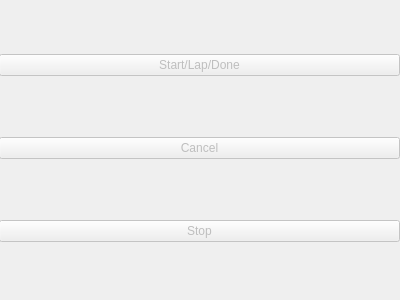
Qt form GUI/UIs/cronometro.ui (Drahness/Parkingson) before a commit.
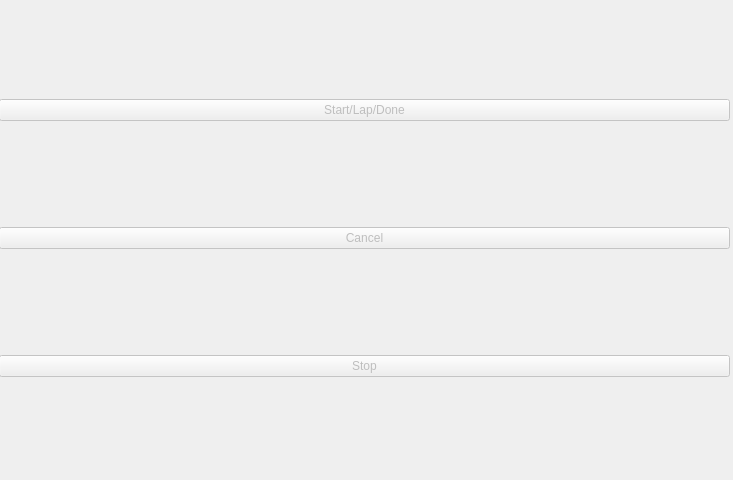
The same form after that commit.

Patch:
```diff
--- a/GUI/UIs/cronometro.ui
+++ b/GUI/UIs/cronometro.ui
@@ -9,12 +9,12 @@
    <rect>
     <x>0</x>
     <y>0</y>
-    <width>400</width>
-    <height>300</height>
+    <width>733</width>
+    <height>480</height>
    </rect>
   </property>
   <property name="sizePolicy">
-   <sizepolicy hsizetype="Expanding" vsizetype="Expanding">
+   <sizepolicy hsizetype="Fixed" vsizetype="Expanding">
     <horstretch>0</horstretch>
     <verstretch>0</verstretch>
    </sizepolicy>
@@ -27,8 +27,8 @@
     <rect>
      <x>-1</x>
      <y>-1</y>
-     <width>401</width>
-     <height>301</height>
+     <width>731</width>
+     <height>481</height>
     </rect>
    </property>
    <layout class="QHBoxLayout" name="horizontalLayout">
```
